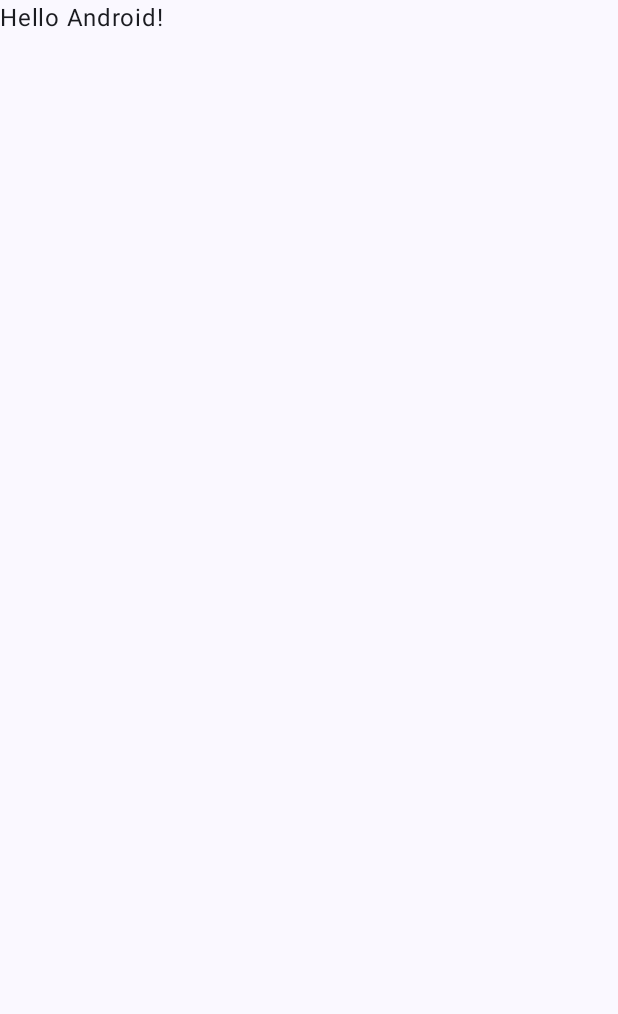
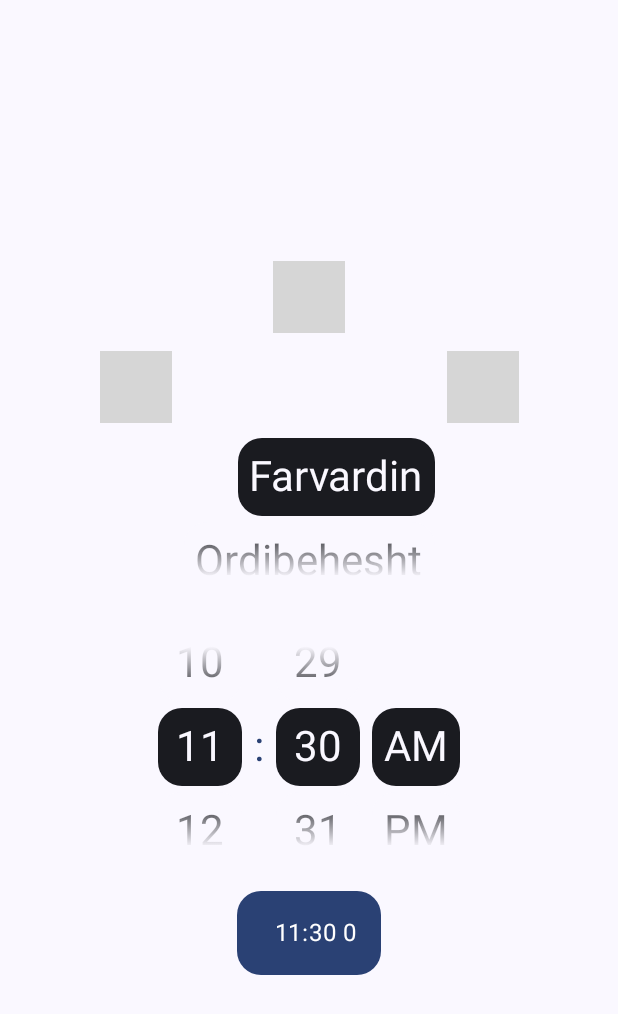
Before and after one commit to sham-h93/persian-dtpicker, an Android app built with Jetpack Compose: the screen it shows after launch (MainActivity), on a phone screen of 412 x 824 dp. Before the commit the part shown is almost empty. Shown: the top 1014 px of the screen. Run offline under Robolectric (Android 15) with nearby library versions, the light colour scheme and no system bars; libraries missing offline, so code that uses them is left out: ir.huri.jcal; 30 statements that could not run were skipped; grey boxes are pictures that could not be loaded.

Commit message:
Implement pickers

```diff
--- /dev/null
+++ b/lib/src/main/java/com/hshamkhani/persiandtpicker/components/WheelPicker.kt
@@ -0,0 +1,136 @@
+package com.hshamkhani.persiandtpicker.components
+
+import androidx.compose.animation.animateContentSize
+import androidx.compose.foundation.Canvas
+import androidx.compose.foundation.background
+import androidx.compose.foundation.clickable
+import androidx.compose.foundation.layout.Arrangement
+import androidx.compose.foundation.layout.Box
+import androidx.compose.foundation.layout.defaultMinSize
+import androidx.compose.foundation.layout.fillMaxHeight
+import androidx.compose.foundation.layout.height
+import androidx.compose.foundation.layout.padding
+import androidx.compose.foundation.layout.wrapContentSize
+import androidx.compose.foundation.lazy.LazyColumn
+import androidx.compose.foundation.lazy.rememberLazyListState
+import androidx.compose.foundation.shape.RoundedCornerShape
+import androidx.compose.material3.MaterialTheme
+import androidx.compose.material3.Text
+import androidx.compose.runtime.Composable
+import androidx.compose.runtime.LaunchedEffect
+import androidx.compose.runtime.getValue
+import androidx.compose.runtime.mutableIntStateOf
+import androidx.compose.runtime.remember
+import androidx.compose.runtime.setValue
+import androidx.compose.runtime.snapshotFlow
+import androidx.compose.ui.Alignment
+import androidx.compose.ui.Modifier
+import androidx.compose.ui.draw.clip
+import androidx.compose.ui.graphics.Brush
+import androidx.compose.ui.graphics.Color
+import androidx.compose.ui.platform.LocalDensity
+import androidx.compose.ui.text.TextStyle
+import androidx.compose.ui.text.font.FontFamily
+import androidx.compose.ui.text.style.TextAlign
+import androidx.compose.ui.unit.Dp
+import androidx.compose.ui.unit.dp
+
+@Composable
+internal fun WheelPicker(
+    modifier: Modifier = Modifier,
+    options: List<String>,
+    initialValue: Int = 0,
+    textStyle: TextStyle = MaterialTheme.typography.headlineMedium,
+    textColor: Color = MaterialTheme.colorScheme.onSurface,
+    selectedTextColor: Color = MaterialTheme.colorScheme.primary,
+    backGroundColor: Color = MaterialTheme.colorScheme.background,
+    selectedItemBackgroundColor: Color = MaterialTheme.colorScheme.surfaceContainerLowest,
+    selectedItemBackgroundClipSize: Dp = 16.dp,
+    fontFamily: FontFamily = FontFamily.Default,
+    onValueSelected: (index: Int, value: String) -> Unit,
+) {
+
+
+    var selectedIndex by remember { mutableIntStateOf(initialValue) }
+    val denisty = LocalDensity.current
+    val itemSize = with(denisty) { (textStyle.fontSize * 2).toDp() }
+    val lazyListState = rememberLazyListState(
+        initialFirstVisibleItemIndex = initialValue
+    )
+
+    LaunchedEffect(lazyListState) {
+        snapshotFlow { lazyListState.isScrollInProgress }
+            .collect { isScrolling ->
+                if (!isScrolling) {
+                    val index = lazyListState.firstVisibleItemIndex
+                    val middleIndex = index
+                    lazyListState.animateScrollToItem(middleIndex)
+                    selectedIndex = middleIndex
+                    onValueSelected(selectedIndex, options[index])
+                }
+            }
+    }
+
+    Box(
+        modifier = modifier.height((itemSize * 3)),
+    ) {
+        LazyColumn(
+            modifier = Modifier
+                .fillMaxHeight()
+                .animateContentSize(),
+            state = lazyListState,
+            verticalArrangement = Arrangement.Center,
+        ) {
+            item { FillerItem(modifier = Modifier.height(itemSize)) }
+            items(count = options.size, key = { index -> index }) { item ->
+                Text(
+                    modifier = Modifier
+                        .height(itemSize)
+                        .wrapContentSize(align = Alignment.Center)
+                        .clip(RoundedCornerShape(selectedItemBackgroundClipSize))
+                        .background(
+                            if (item == selectedIndex) {
+                                selectedItemBackgroundColor
+                            } else {
+                                backGroundColor
+                            }
+                        )
+                        .defaultMinSize(minWidth = itemSize)
+                        .clickable { selectedIndex = item }
+                        .padding(8.dp),
+                    text = options[item],
+                    style = textStyle,
+                    textAlign = TextAlign.Center,
+                    fontFamily = fontFamily,
+                    color = if (item == selectedIndex) {
+                        selectedTextColor
+                    } else {
+                        textColor
+                    }
+                )
+            }
+            item { FillerItem(modifier = Modifier.height(itemSize)) }
+        }
+        Canvas(
+            modifier = Modifier
+                .matchParentSize()
+                .height(itemSize)
+                .align(Alignment.TopStart)
+        ) {
+            drawRect(
+                brush = Brush.verticalGradient(
+                    .1f to backGroundColor,
+                    .3f to Color.Unspecified,
+                    .7f to Color.Unspecified,
+                    .9f to backGroundColor,
+                )
+            )
+        }
+    }
+
+}
+
+@Composable
+private fun FillerItem(modifier: Modifier = Modifier) {
+    Canvas(modifier = modifier) {}
+}
--- /dev/null
+++ b/lib/src/main/java/com/hshamkhani/persiandtpicker/picker/PersianDatePicker.kt
@@ -0,0 +1,145 @@
+package com.hshamkhani.persiandtpicker.picker
+
+import androidx.compose.foundation.layout.Arrangement
+import androidx.compose.foundation.layout.Row
+import androidx.compose.material3.MaterialTheme
+import androidx.compose.runtime.Composable
+import androidx.compose.runtime.CompositionLocalProvider
+import androidx.compose.runtime.LaunchedEffect
+import androidx.compose.runtime.derivedStateOf
+import androidx.compose.runtime.getValue
+import androidx.compose.runtime.mutableIntStateOf
+import androidx.compose.runtime.mutableStateOf
+import androidx.compose.runtime.remember
+import androidx.compose.runtime.setValue
+import androidx.compose.ui.Modifier
+import androidx.compose.ui.graphics.Color
+import androidx.compose.ui.platform.LocalLayoutDirection
+import androidx.compose.ui.text.TextStyle
+import androidx.compose.ui.text.font.FontFamily
+import androidx.compose.ui.text.intl.Locale
+import androidx.compose.ui.unit.Dp
+import androidx.compose.ui.unit.LayoutDirection
+import androidx.compose.ui.unit.dp
+import com.hshamkhani.persiandtpicker.components.WheelPicker
+import com.hshamkhani.persiandtpicker.utils.DateUtils
+import com.hshamkhani.persiandtpicker.utils.PersianNumberUtils.formatToHindiIfLanguageIsFa
+import com.hshamkhani.persiandtpicker.utils.PersianNumberUtils.toArabicDigits
+import ir.huri.jcal.JalaliCalendar
+
+@Composable
+fun PersianDatePicker(
+    modifier: Modifier = Modifier,
+    textStyle: TextStyle = MaterialTheme.typography.headlineMedium,
+    fontFamily: FontFamily = FontFamily.Default,
+    textColor: Color = MaterialTheme.colorScheme.onSurface,
+    selectedTextColor: Color = MaterialTheme.colorScheme.primary,
+    backGroundColor: Color = MaterialTheme.colorScheme.background,
+    selectedItemBackgroundColor: Color = MaterialTheme.colorScheme.surfaceContainerLowest,
+    selectedItemBackgroundClipSize: Dp = 16.dp,
+    isEnglish: Boolean? = null,
+    onDateSelected: (jYear: Int, jMonth: Int, jDay: Int) -> Unit,
+) {
+
+    val isEng = isEnglish ?: (Locale.current.language != "fa")
+
+    val initialDate by remember {
+        mutableStateOf(JalaliCalendar())
+    }
+
+    var selectedDate by remember {
+        mutableStateOf(initialDate)
+    }
+
+    val years by remember {
+        mutableStateOf(
+            DateUtils.initYearList(initialDate.year).map { it.toString().formatToHindiIfLanguageIsFa() })
+    }
+
+    val months by remember {
+        mutableStateOf(
+            DateUtils.initMonthList(isEng = isEng)
+        )
+    }
+
+    val days by remember(selectedDate.month) {
+        if (selectedDate.monthLength == 30 && selectedDate.day == 31) {
+            selectedDate.day -= 1
+        }
+        mutableStateOf(
+            DateUtils.initDaysList(selectedDate.monthLength).map { it }
+        )
+    }
+
+    LaunchedEffect(selectedDate) {
+        onDateSelected(
+            selectedDate.year,
+            selectedDate.month,
+            selectedDate.day,
+        )
+    }
+
+    CompositionLocalProvider(LocalLayoutDirection provides LayoutDirection.Rtl) {
+        Row(
+            modifier = modifier,
+            horizontalArrangement = Arrangement.spacedBy(8.dp)
+        ) {
+
+            WheelPicker(
+                modifier = Modifier,
+                options = days,
+                initialValue = initialDate.day - 1,
+                fontFamily = fontFamily,
+                textStyle = textStyle,
+                textColor = textColor,
+                selectedTextColor = selectedTextColor,
+                backGroundColor = backGroundColor,
+                selectedItemBackgroundColor = selectedItemBackgroundColor,
+                selectedItemBackgroundClipSize = selectedItemBackgroundClipSize,
+                onValueSelected = { index, _ ->
+                    selectedDate = JalaliCalendar().apply {
+                        day = index + 1
+                        month = selectedDate.month
+                        year = selectedDate.year
+                    }
+                }
+            )
+            WheelPicker(
+                options = months,
+                initialValue = initialDate.month - 1,
+                fontFamily = fontFamily,
+                textStyle = textStyle,
+                textColor = textColor,
+                selectedTextColor = selectedTextColor,
+                backGroundColor = backGroundColor,
+                selectedItemBackgroundColor = selectedItemBackgroundColor,
+                selectedItemBackgroundClipSize = selectedItemBackgroundClipSize,
+                onValueSelected = { index, _ ->
+                    selectedDate = JalaliCalendar().apply {
+                        day = selectedDate.day
+                        month = index + 1
+                        year = selectedDate.year
+                    }
+                }
+            )
+            WheelPicker(
+                options = years,
+                initialValue = 1,
+                fontFamily = fontFamily,
+                textStyle = textStyle,
+                textColor = textColor,
+                selectedTextColor = selectedTextColor,
+                backGroundColor = backGroundColor,
+                selectedItemBackgroundColor = selectedItemBackgroundColor,
+                selectedItemBackgroundClipSize = selectedItemBackgroundClipSize,
+                onValueSelected = { index, _ ->
+                    selectedDate = JalaliCalendar().apply {
+                        day = selectedDate.day
+                        month = selectedDate.month
+                        year = years[index].toArabicDigits()
+                    }
+                }
+            )
+        }
+    }
+}
--- /dev/null
+++ b/lib/src/main/java/com/hshamkhani/persiandtpicker/picker/TimePicker.kt
@@ -0,0 +1,168 @@
+package com.hshamkhani.persiandtpicker.picker
+
+import androidx.compose.foundation.layout.Arrangement
+import androidx.compose.foundation.layout.Row
+import androidx.compose.foundation.layout.wrapContentSize
+import androidx.compose.material3.MaterialTheme
+import androidx.compose.material3.Text
+import androidx.compose.runtime.Composable
+import androidx.compose.runtime.CompositionLocalProvider
+import androidx.compose.runtime.LaunchedEffect
+import androidx.compose.runtime.getValue
+import androidx.compose.runtime.mutableStateOf
+import androidx.compose.runtime.remember
+import androidx.compose.runtime.setValue
+import androidx.compose.ui.Alignment
+import androidx.compose.ui.Modifier
+import androidx.compose.ui.graphics.Color
+import androidx.compose.ui.platform.LocalLayoutDirection
+import androidx.compose.ui.text.TextStyle
+import androidx.compose.ui.text.font.FontFamily
+import androidx.compose.ui.text.intl.Locale
+import androidx.compose.ui.unit.Dp
+import androidx.compose.ui.unit.LayoutDirection
+import androidx.compose.ui.unit.dp
+import com.hshamkhani.persiandtpicker.components.WheelPicker
+import com.hshamkhani.persiandtpicker.utils.DateUtils
+import java.util.Calendar
+
+@Composable
+fun TimePicker(
+    modifier: Modifier = Modifier,
+    textStyle: TextStyle = MaterialTheme.typography.headlineMedium,
+    textColor: Color = MaterialTheme.colorScheme.onSurface,
+    selectedTextColor: Color = MaterialTheme.colorScheme.primary,
+    backGroundColor: Color = MaterialTheme.colorScheme.background,
+    selectedItemBackgroundColor: Color = MaterialTheme.colorScheme.surfaceContainerLowest,
+    selectedItemBackgroundClipSize: Dp = 16.dp,
+    fontFamily: FontFamily = FontFamily.Default,
+    is24h: Boolean = false,
+    onTimeChanged: (hour: Int, minutes: Int, amPm: Int?) -> Unit,
+) {
+
+    val locale = Locale.current
+    val calendar by remember {
+        mutableStateOf(
+            Calendar.getInstance(locale.platformLocale)
+        )
+    }
+
+    var selectedTime by remember {
+        mutableStateOf(calendar)
+    }
+
+    val hoursType = if (is24h) Calendar.HOUR_OF_DAY else Calendar.HOUR
+    val isDST = calendar.timeZone.inDaylightTime(calendar.time)
+    val calInitHours = calendar.get(hoursType).also { hours ->
+        if (isDST) hours - 1 else hours
+    }
+
+    val hours by remember(is24h) {
+        mutableStateOf(
+            DateUtils.initHours(is24h)
+        )
+    }
+
+    val minutes by remember {
+        mutableStateOf(
+            DateUtils.initMinutes()
+        )
+    }
+
+    val amPm by remember {
+        mutableStateOf(
+            DateUtils.initAmPm(locale.language != "fa")
+        )
+    }
+
+    LaunchedEffect(selectedTime, is24h) {
+        onTimeChanged(
+            selectedTime.get(hoursType),
+            selectedTime.get(Calendar.MINUTE),
+            if (!is24h) selectedTime.get(Calendar.AM_PM) else null
+        )
+    }
+
+    CompositionLocalProvider(LocalLayoutDirection provides LayoutDirection.Ltr) {
+        Row(
+            modifier = modifier.wrapContentSize(),
+            horizontalArrangement = Arrangement.spacedBy(8.dp),
+            verticalAlignment = Alignment.CenterVertically
+        ) {
+            WheelPicker(
+                modifier = Modifier,
+                options = hours,
+                initialValue = if (is24h) {
+                    calInitHours
+                } else {
+                    if (calInitHours == 0) {
+                        11
+                    } else {
+                        calInitHours
+                    }
+                },
+                fontFamily = fontFamily,
+                textStyle = textStyle,
+                textColor = textColor,
+                selectedTextColor = selectedTextColor,
+                backGroundColor = backGroundColor,
+                selectedItemBackgroundColor = selectedItemBackgroundColor,
+                selectedItemBackgroundClipSize = selectedItemBackgroundClipSize,
+                onValueSelected = { index, _ ->
+                    selectedTime = Calendar.getInstance().apply {
+                        val hour = if (is24h) index else index + 1
+                        set(hoursType, hour)
+                        set(Calendar.MINUTE, selectedTime.get(Calendar.MINUTE))
+                        if (!is24h) set(Calendar.AM_PM, selectedTime.get(Calendar.AM_PM))
+                    }
+                }
+            )
+            Text(
+                text = ":",
+                style = textStyle,
+                color = MaterialTheme.colorScheme.primary
+            )
+            WheelPicker(
+                modifier = Modifier,
+                options = minutes,
+                initialValue = calendar.get(Calendar.MINUTE),
+                fontFamily = fontFamily,
+                textStyle = textStyle,
+                textColor = textColor,
+                selectedTextColor = selectedTextColor,
+                backGroundColor = backGroundColor,
+                selectedItemBackgroundColor = selectedItemBackgroundColor,
+                selectedItemBackgroundClipSize = selectedItemBackgroundClipSize,
+                onValueSelected = { insex, _ ->
+                    selectedTime = Calendar.getInstance().apply {
+                        set(hoursType, selectedTime.get(hoursType))
+                        set(Calendar.MINUTE, insex)
+                        if (!is24h) set(Calendar.AM_PM, selectedTime.get(Calendar.AM_PM))
+                    }
+                }
+            )
+            if (!is24h) {
+                WheelPicker(
+                    modifier = Modifier,
+                    options = amPm.toList(),
+                    initialValue = calendar.get(Calendar.AM_PM),
+                    fontFamily = fontFamily,
+                    textStyle = textStyle,
+                    textColor = textColor,
+                    selectedTextColor = selectedTextColor,
+                    backGroundColor = backGroundColor,
+                    selectedItemBackgroundColor = selectedItemBackgroundColor,
+                    selectedItemBackgroundClipSize = selectedItemBackgroundClipSize,
+                    onValueSelected = { index, value ->
+                        selectedTime = Calendar.getInstance().apply {
+                            set(hoursType, selectedTime.get(hoursType))
+                            set(Calendar.MINUTE, selectedTime.get(Calendar.MINUTE))
+                            set(Calendar.AM_PM, index)
+                        }
+                    }
+                )
+            }
+        }
+
+    }
+}
--- /dev/null
+++ b/lib/src/main/java/com/hshamkhani/persiandtpicker/utils/DateUtils.kt
@@ -0,0 +1,84 @@
+package com.hshamkhani.persiandtpicker.utils
+
+import com.hshamkhani.persiandtpicker.utils.PersianNumberUtils.padZeroToStartWithPersianDigits
+
+internal object DateUtils {
+
+    fun initYearList(shYear: Int): List<Int> {
+        val values = mutableListOf<Int>()
+        (shYear - 1 until shYear + 20).map { year ->
+            values.add(year)
+        }
+        return values
+    }
+
+    fun initMonthList(isEng: Boolean): List<String> {
+        val values: MutableList<String>
+        repeat(12) {
+        }
+        if (isEng) {
+            values = mutableListOf(
+                "Farvardin",
+                "Ordibehesht",
+                "Khordad",
+                "Tir",
+                "Mordad",
+                "Shahrivar",
+                "Mehr",
+                "Aban",
+                "Azar",
+                "Day",
+                "Bahman",
+                "Esfand"
+            )
+        } else {
+            values = mutableListOf(
+                "فروردین",
+                "اردیبهشت",
+                "خرداد",
+                "تیر",
+                "مرداد",
+                "شهریور",
+                "مهر",
+                "آبان",
+                "آذر",
+                "دی",
+                "بهمن",
+                "اسفند"
+            )
+        }
+        return values
+    }
+
+    fun initDaysList(monthLength: Int): List<String> {
+        val values = mutableListOf<String>()
+        repeat(monthLength) { monthDay ->
+            values.add((monthDay + 1).padZeroToStartWithPersianDigits())
+        }
+        return values
+    }
+
+    fun initHours(is24h: Boolean): List<String> {
+        val values = mutableListOf<String>()
+        val repeatValue = if (is24h) 24 else 12
+        repeat(repeatValue) { index ->
+            val hour = if (is24h) index else index + 1
+            values.add(hour.padZeroToStartWithPersianDigits())
+        }
+        return values
+    }
+
+    fun initMinutes(): List<String> {
+        val values = mutableListOf<String>()
+        repeat(60) { index ->
+            val minute = index
+            values.add(minute.padZeroToStartWithPersianDigits())
+        }
+        return values
+    }
+
+    fun initAmPm(isEng: Boolean): Pair<String, String> {
+        return if (isEng) "AM" to "PM" else "ق.ظ" to "ب.ظ"
+    }
+
+}
--- a/sample/build.gradle.kts
+++ b/sample/build.gradle.kts
@@ -56,4 +56,5 @@ dependencies {
     androidTestImplementation(libs.androidx.ui.test.junit4)
     debugImplementation(libs.androidx.ui.tooling)
     debugImplementation(libs.androidx.ui.test.manifest)
+    implementation(project(":lib"))
 }
--- a/sample/src/main/java/com/hshamkhani/persian_dtpicker/MainActivity.kt
+++ b/sample/src/main/java/com/hshamkhani/persian_dtpicker/MainActivity.kt
@@ -4,44 +4,78 @@ import android.os.Bundle
 import androidx.activity.ComponentActivity
 import androidx.activity.compose.setContent
 import androidx.activity.enableEdgeToEdge
+import androidx.compose.foundation.background
+import androidx.compose.foundation.layout.Arrangement
+import androidx.compose.foundation.layout.Column
 import androidx.compose.foundation.layout.fillMaxSize
 import androidx.compose.foundation.layout.padding
+import androidx.compose.material3.MaterialTheme
 import androidx.compose.material3.Scaffold
 import androidx.compose.material3.Text
 import androidx.compose.runtime.Composable
+import androidx.compose.runtime.getValue
+import androidx.compose.runtime.mutableStateOf
+import androidx.compose.runtime.remember
+import androidx.compose.runtime.setValue
+import androidx.compose.ui.Alignment
 import androidx.compose.ui.Modifier
+import androidx.compose.ui.draw.clip
+import androidx.compose.ui.graphics.Color
 import androidx.compose.ui.tooling.preview.Preview
+import androidx.compose.ui.unit.dp
 import com.hshamkhani.persian_dtpicker.ui.theme.PersiandtpickerTheme
+import com.hshamkhani.persiandtpicker.picker.PersianDatePicker
+import com.hshamkhani.persiandtpicker.picker.TimePicker
 
 class MainActivity : ComponentActivity() {
     override fun onCreate(savedInstanceState: Bundle?) {
         super.onCreate(savedInstanceState)
         enableEdgeToEdge()
         setContent {
+
+            var selectedDate by remember { mutableStateOf("") }
+            var selectedTime by remember { mutableStateOf("") }
+
             PersiandtpickerTheme {
                 Scaffold(modifier = Modifier.fillMaxSize()) { innerPadding ->
-                    Greeting(
-                        name = "Android",
-                        modifier = Modifier.padding(innerPadding)
-                    )
+                    Column(
+                        modifier = Modifier
+                            .padding(innerPadding)
+                            .fillMaxSize() ,
+                        horizontalAlignment = Alignment.CenterHorizontally,
+                        verticalArrangement = Arrangement.spacedBy(12.dp, Alignment.CenterVertically)
+                    ) {
+                        PersianDatePicker(
+                            onDateSelected = { jYear: Int, jMonth: Int, jDay: Int ->
+                                selectedDate = "Current date is: $jYear : $jMonth : $jDay"
+                            },
+                            textColor = MaterialTheme.colorScheme.onBackground,
+                            selectedTextColor = MaterialTheme.colorScheme.background,
+                            backGroundColor = MaterialTheme.colorScheme.background,
+                            selectedItemBackgroundColor = MaterialTheme.colorScheme.onBackground,
+                        )
+
+                        TimePicker(
+                            onTimeChanged = { hour: Int, minutes: Int, amPm: Int? ->
+                                selectedTime = "$hour:$minutes $amPm"
+                            },
+                            textColor = MaterialTheme.colorScheme.onBackground,
+                            selectedTextColor = MaterialTheme.colorScheme.background,
+                            backGroundColor = MaterialTheme.colorScheme.background,
+                            selectedItemBackgroundColor = MaterialTheme.colorScheme.onBackground,
+                        )
+
+                        Text(
+                            modifier = Modifier
+                                .clip(MaterialTheme.shapes.large)
+                                .background(MaterialTheme.colorScheme.primary)
+                                .padding(16.dp),
+                            color = Color.White,
+                            text = "$selectedDate  $selectedTime"
+                        )
+                    }
                 }
             }
         }
     }
 }
-
-@Composable
-fun Greeting(name: String, modifier: Modifier = Modifier) {
-    Text(
-        text = "Hello $name!",
-        modifier = modifier
-    )
-}
-
-@Preview(showBackground = true)
-@Composable
-fun GreetingPreview() {
-    PersiandtpickerTheme {
-        Greeting("Android")
-    }
-}
```
Also changed, not shown: lib/src/main/java/com/hshamkhani/persiandtpicker/utils/PersianNumberUtil.kt (added, +63 -0 lines).
